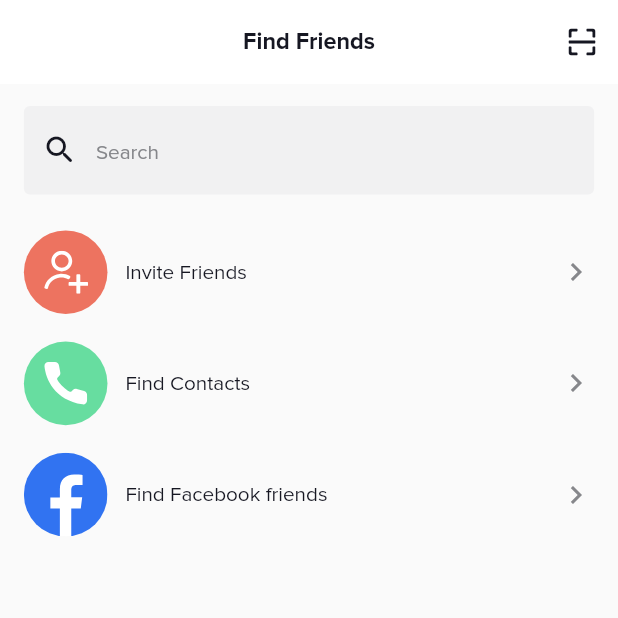
After one commit to easy-Coder/ticktock, a Flutter app: the FindFriendScreen screen opened by its route, on a phone screen of 412 x 824 dp, the top half of it. The commit adds this screen. Run offline on Flutter 3.47's test engine with Material 2 defaults, Android fonts, the phone set to English and light mode, and no system bars; our stand-ins replace camera, flutter_riverpod, flutter_screenutil, flutter_svg, go_router and 2 more; generated files the repository leaves out were written again; network calls fail.

Commit message:
implement find find screen

```diff
--- /dev/null
+++ b/lib/src/features/account/presentations/find_friends/find_friends_screen.dart
@@ -0,0 +1,151 @@
+import 'package:flutter/material.dart';
+import 'package:flutter_riverpod/flutter_riverpod.dart';
+import 'package:flutter_screenutil/flutter_screenutil.dart';
+import 'package:ticktok/gen/assets.gen.dart';
+
+class FindFriendScreen extends ConsumerWidget {
+  const FindFriendScreen({super.key});
+
+  @override
+  Widget build(BuildContext context, WidgetRef ref) {
+    return Scaffold(
+      appBar: AppBar(
+        centerTitle: true,
+        backgroundColor: Colors.white,
+        foregroundColor: const Color(0xFF161722),
+        title: Text(
+          "Find Friends",
+          style: TextStyle(
+            color: const Color(0xFF161722),
+            fontSize: 17.sp,
+            fontFamily: 'Proxima Nova',
+            fontWeight: FontWeight.w700,
+          ),
+        ),
+        actions: [
+          IconButton(onPressed: () {}, icon: Assets.svg.scannerIcon.svg()),
+        ],
+        elevation: 0,
+      ),
+      body: SingleChildScrollView(
+        padding: EdgeInsets.only(
+          top: 16.h,
+          left: 16.w,
+          right: 16.w,
+        ),
+        child: Column(
+          children: [
+            TextField(
+              decoration: InputDecoration(
+                fillColor: const Color(0xffF1F1F2),
+                filled: true,
+                border: const OutlineInputBorder(borderSide: BorderSide.none),
+                hintText: "Search",
+                hintStyle: TextStyle(
+                  color: const Color(0xFF86878B),
+                  fontSize: 15.sp,
+                  fontFamily: 'Proxima Nova',
+                  fontWeight: FontWeight.w400,
+                ),
+                prefixIcon: const Icon(
+                  Icons.search_rounded,
+                  color: Color(0xff161722),
+                ),
+              ),
+            ),
+            SizedBox(
+              height: 16.h,
+            ),
+            SocialRows(
+              title: "Invite Friends",
+              icon: Container(
+                width: 56.w,
+                height: 56.w,
+                decoration: const ShapeDecoration(
+                  color: Color(0xFFED7360),
+                  shape: OvalBorder(),
+                ),
+                alignment: Alignment.center,
+                child: Assets.svg.addAccountIcon.svg(
+                  width: 30.w,
+                  height: 30.w,
+                  colorFilter:
+                      const ColorFilter.mode(Colors.white, BlendMode.srcIn),
+                ),
+              ),
+            ),
+            SocialRows(
+              title: "Find Contacts",
+              icon: Container(
+                width: 56.w,
+                height: 56.w,
+                decoration: const ShapeDecoration(
+                  color: Color(0xFF67DDA0),
+                  shape: OvalBorder(),
+                ),
+                alignment: Alignment.center,
+                child: Assets.svg.calSoildIcon.svg(
+                  width: 30.w,
+                  height: 30.w,
+                ),
+              ),
+            ),
+            SocialRows(
+              title: "Find Facebook friends",
+              icon: Assets.svg.facebook.svg(
+                width: 56.w,
+                height: 56.w,
+              ),
+            ),
+          ],
+        ),
+      ),
+    );
+  }
+}
+
+class SocialRows extends StatelessWidget {
+  const SocialRows({
+    super.key,
+    required this.title,
+    required this.icon,
+  });
+
+  final String title;
+  final Widget icon;
+
+  @override
+  Widget build(BuildContext context) {
+    return Padding(
+      padding: EdgeInsets.symmetric(vertical: 10.h),
+      child: Row(
+        mainAxisAlignment: MainAxisAlignment.spaceBetween,
+        children: [
+          SizedBox(
+            child: Row(
+              children: [
+                icon,
+                SizedBox(
+                  width: 12.w,
+                ),
+                Text(
+                  title,
+                  style: TextStyle(
+                    color: const Color(0xFF161722),
+                    fontSize: 15.sp,
+                    fontFamily: 'Proxima Nova',
+                    fontWeight: FontWeight.w400,
+                  ),
+                ),
+              ],
+            ),
+          ),
+          const Icon(
+            Icons.keyboard_arrow_right,
+            color: Color(0xff86878B),
+          )
+        ],
+      ),
+    );
+  }
+}
--- a/lib/src/features/account/presentations/profile/profile_screen.dart
+++ b/lib/src/features/account/presentations/profile/profile_screen.dart
@@ -34,9 +34,12 @@ class _ProfileScreenState extends ConsumerState<ProfileScreen>
           backgroundColor: Colors.white,
           foregroundColor: Colors.black,
           scrolledUnderElevation: 0,
-          leading: Container(
-            margin: EdgeInsets.only(left: 16.w),
-            child: Assets.svg.addAccountIcon.svg(width: 22.w, height: 22.w),
+          leading: GestureDetector(
+            onTap: () => context.pushNamed(AppRouter.findFriends.name),
+            child: Container(
+              margin: EdgeInsets.only(left: 16.w),
+              child: Assets.svg.addAccountIcon.svg(width: 22.w, height: 22.w),
+            ),
           ),
           leadingWidth: 44.w,
           title: DropdownButton(
--- a/lib/src/router/app_router.dart
+++ b/lib/src/router/app_router.dart
@@ -2,6 +2,7 @@ import 'package:flutter/material.dart';
 import 'package:go_router/go_router.dart';
 import 'package:riverpod_annotation/riverpod_annotation.dart';
 import 'package:ticktok/src/features/account/presentations/edit_profile/edit_profile_screen.dart';
+import 'package:ticktok/src/features/account/presentations/find_friends/find_friends_screen.dart';
 import 'package:ticktok/src/features/account/presentations/settings/settings_screen.dart';
 import 'package:ticktok/src/features/activity/presentations/activities/activities.dart';
 import 'package:ticktok/src/features/activity/presentations/message/direct_message.dart';
@@ -18,7 +19,7 @@ enum AppRouter {
   profile,
   inbox,
   directMessage,
-  editProfile, settings,
+  editProfile, settings, findFriends,
 }
 
 final GlobalKey<NavigatorState> _rootNavKey = GlobalKey();
@@ -86,6 +87,12 @@ GoRouter goRouter(GoRouterRef ref) {
         path: '/settings',
         builder: (context, state) => const SettingsScreen(),
       ),
+      GoRoute(
+        parentNavigatorKey: _rootNavKey,
+        name: AppRouter.findFriends.name,
+        path: '/find-friends',
+        builder: (context, state) => const FindFriendScreen(),
+      ),
     ],
   );
 }
```
Also changed, not shown: lib/src/router/app_router.g.dart.
